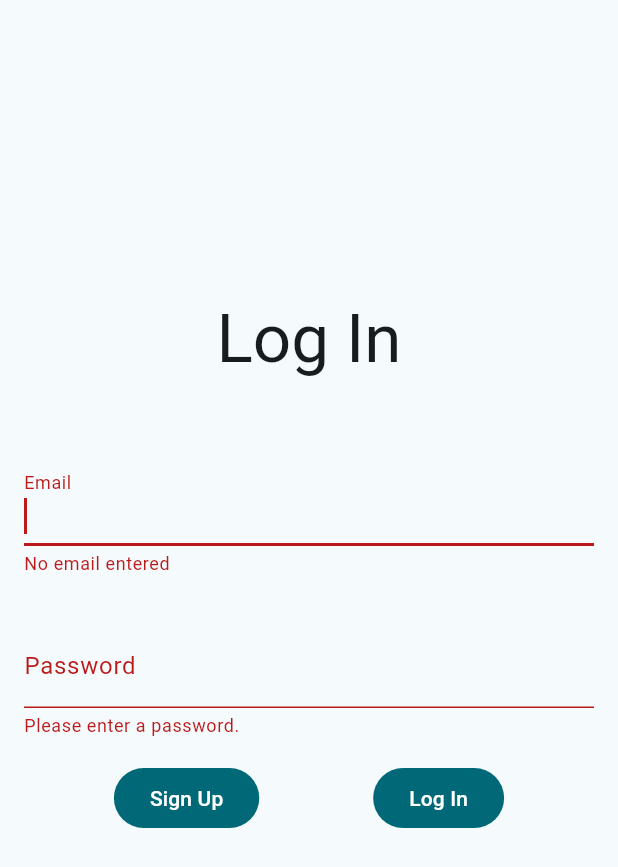
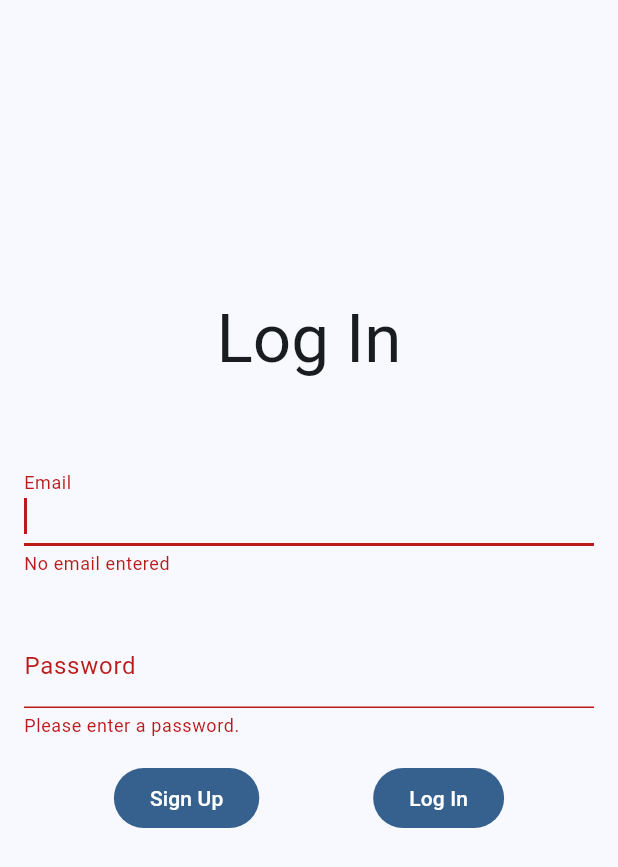
Before and after one commit to lxkedinh/flutter_bootstrap, a Flutter app: the screen it shows after launch, after a tap on "Sign Up", after a tap on "Log In", on a phone screen of 412 x 824 dp. Shown: the top 867 px of the screen. Run offline on Flutter 3.47's test engine with Material 3 defaults, Android fonts, the phone set to English and light mode, and no system bars; our stand-ins replace firebase_auth, firebase_core; accounts and stored records are empty; statements that could not run were skipped.

```diff
--- /dev/null
+++ b/lib/auth/auth_provider.dart
@@ -0,0 +1,44 @@
+import 'package:firebase_auth/firebase_auth.dart';
+import 'package:flutter/material.dart';
+
+class AuthProvider extends ChangeNotifier {
+  late FirebaseAuth _auth;
+  bool _authenticated = false;
+  bool get authenticated => _authenticated;
+  User? get user => _auth.currentUser;
+
+  AuthProvider() {
+    _auth = FirebaseAuth.instance;
+
+    _auth.authStateChanges().listen(onAuthStateChanged);
+  }
+
+  Future<void> onAuthStateChanged(User? user) async {
+    if (user == null) {
+      _authenticated = false;
+    } else {
+      _authenticated = true;
+    }
+    notifyListeners();
+  }
+
+  Future<void> signIn(String email, String password) async {
+    await _auth.signInWithEmailAndPassword(email: email, password: password);
+    notifyListeners();
+  }
+
+  Future<void> signUp(String email, String password) async {
+    await _auth.createUserWithEmailAndPassword(
+        email: email, password: password);
+  }
+
+  Future<void> signOut() async {
+    try {
+      await _auth.signOut();
+    } on Exception catch (e) {
+      print("COULD NOT SIGN OUT");
+      print(e);
+    }
+    notifyListeners();
+  }
+}
--- a/lib/auth/login_screen.dart
+++ b/lib/auth/login_screen.dart
@@ -1,7 +1,8 @@
-import 'package:firebase_auth/firebase_auth.dart';
+import 'package:firebase_auth/firebase_auth.dart' hide AuthProvider;
 import 'package:flutter/material.dart';
+import 'package:flutter_bootstrap/auth/auth_provider.dart';
 import 'package:flutter_bootstrap/dialogs.dart';
-import 'package:flutter_bootstrap/todo_list/todo_list_screen.dart';
+import 'package:provider/provider.dart';
 
 class LoginScreen extends StatefulWidget {
   const LoginScreen({super.key});
@@ -87,18 +88,20 @@ class _LoginScreenState extends State<LoginScreen> {
                   onPressed: () async {
                     if (_formKey.currentState!.validate()) {
                       try {
-                        final credential = await FirebaseAuth.instance
-                            .createUserWithEmailAndPassword(
-                                email: emailController.text,
-                                password: passwordController.text);
+                        await Provider.of<AuthProvider>(context, listen: false)
+                            .signUp(
+                                emailController.text, passwordController.text);
 
-                        showAlertDialog(
-                            context, "Account successfully created!");
+                        if (context.mounted) {
+                          showAlertDialog(
+                              context, "Account successfully created!");
+                        }
                       } on FirebaseAuthException catch (e) {
-                        if (e.code == "weak-password") {
+                        if (e.code == "weak-password" && context.mounted) {
                           showAlertDialog(
                               context, "Your password is too weak.");
-                        } else if (e.code == "email-already-in-use") {
+                        } else if (e.code == "email-already-in-use" &&
+                            context.mounted) {
                           showAlertDialog(
                               context, "The email is already in use.");
                         }
@@ -111,18 +114,16 @@ class _LoginScreenState extends State<LoginScreen> {
                     onPressed: () async {
                       if (_formKey.currentState!.validate()) {
                         try {
-                          final credential = await FirebaseAuth.instance
-                              .signInWithEmailAndPassword(
-                                  email: emailController.text,
-                                  password: passwordController.text);
-
-                          Navigator.of(context).push(MaterialPageRoute(
-                              builder: (context) => const TodoListScreen()));
+                          await Provider.of<AuthProvider>(context,
+                                  listen: false)
+                              .signIn(emailController.text,
+                                  passwordController.text);
                         } on FirebaseAuthException catch (e) {
-                          if (e.code == "user-not-found") {
+                          if (e.code == "user-not-found" && context.mounted) {
                             showAlertDialog(context,
                                 "There is no account with that email.");
-                          } else if (e.code == "wrong-password") {
+                          } else if (e.code == "wrong-password" &&
+                              context.mounted) {
                             showAlertDialog(
                                 context, "Password is missing or incorrect.");
                           }
--- a/lib/main.dart
+++ b/lib/main.dart
@@ -1,20 +1,28 @@
 import 'package:firebase_core/firebase_core.dart';
 import 'package:flutter/material.dart';
+import 'package:flutter_bootstrap/auth/auth_provider.dart';
 import 'package:flutter_bootstrap/auth/login_screen.dart';
-import 'package:flutter_bootstrap/firebase_options.dart';
-import 'package:flutter_bootstrap/todo_list/todo_list_model.dart';
+import 'package:flutter_bootstrap/todo_list/todo_list_provider.dart';
+import 'package:flutter_bootstrap/todo_list/todo_list_screen.dart';
 import 'package:provider/provider.dart';
 
+import 'firebase_options.dart';
+
 void main() async {
-  runApp(
-    ChangeNotifierProvider(
-      create: (context) => TodoListModel(),
-      child: const MyApp(),
-    ),
-  );
+  WidgetsFlutterBinding.ensureInitialized();
   await Firebase.initializeApp(
     options: DefaultFirebaseOptions.currentPlatform,
   );
+
+  runApp(MultiProvider(
+    providers: [
+      ChangeNotifierProvider(
+        create: (context) => TodoListProvider(),
+      ),
+      ChangeNotifierProvider(create: (context) => AuthProvider()),
+    ],
+    child: const MyApp(),
+  ));
 }
 
 class MyApp extends StatelessWidget {
@@ -41,10 +49,12 @@ class MyApp extends StatelessWidget {
           //
           // This works for code too, not just values: Most code changes can be
           // tested with just a hot reload.
-        colorScheme: ColorScheme.fromSeed(seedColor: Colors.cyan),
+          colorScheme: ColorScheme.fromSeed(seedColor: Colors.blue),
           useMaterial3: true,
         ),
-      home: const LoginScreen(),
-    );
+        home: Consumer<AuthProvider>(
+            builder: (context, authModel, child) => authModel.authenticated
+                ? const TodoListScreen()
+                : const LoginScreen()));
   }
 }
```
Also changed, not shown: lib/todo_list/todo_list_screen.dart (+19 -2 lines), 3 other files. Lines whose indentation alone changed are shown as unchanged.
